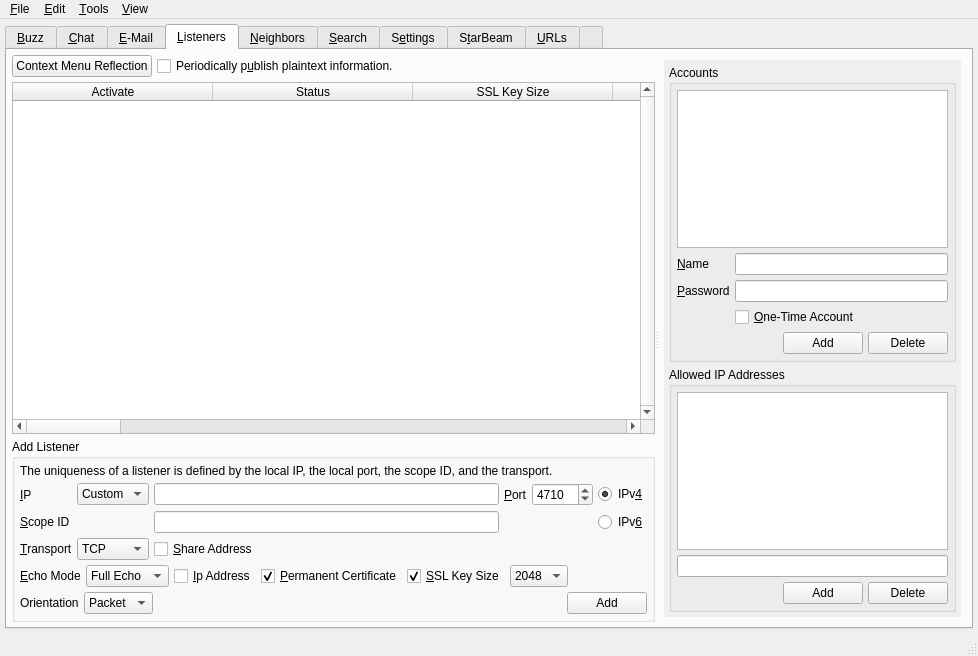
Before: the Qt Designer form UI/controlcenter.ui in xloem/spot-on-svn, drawn with Qt 5.
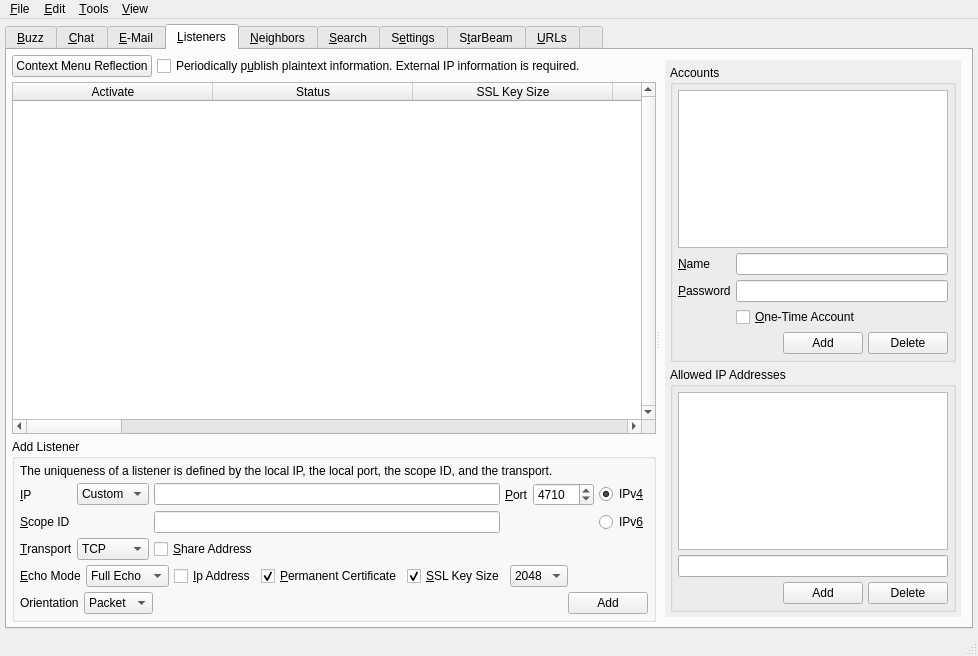
After: the same form once the commit is applied. The open tabs and pages were chosen to show the change. Icons and pictures are not drawn. Custom widgets are drawn as their Qt base class.

Commit message: Protocols are encrypted.

```diff
--- a/UI/controlcenter.ui
+++ b/UI/controlcenter.ui
@@ -1557,7 +1557,7 @@
               <item>
                <widget class="QCheckBox" name="publishPeriodically">
                 <property name="text">
-                 <string>Periodically p&amp;ublish plaintext information.</string>
+                 <string>Periodically p&amp;ublish plaintext information. External IP information is required.</string>
                 </property>
                </widget>
               </item>
```
The commit also changes 2 other files.
